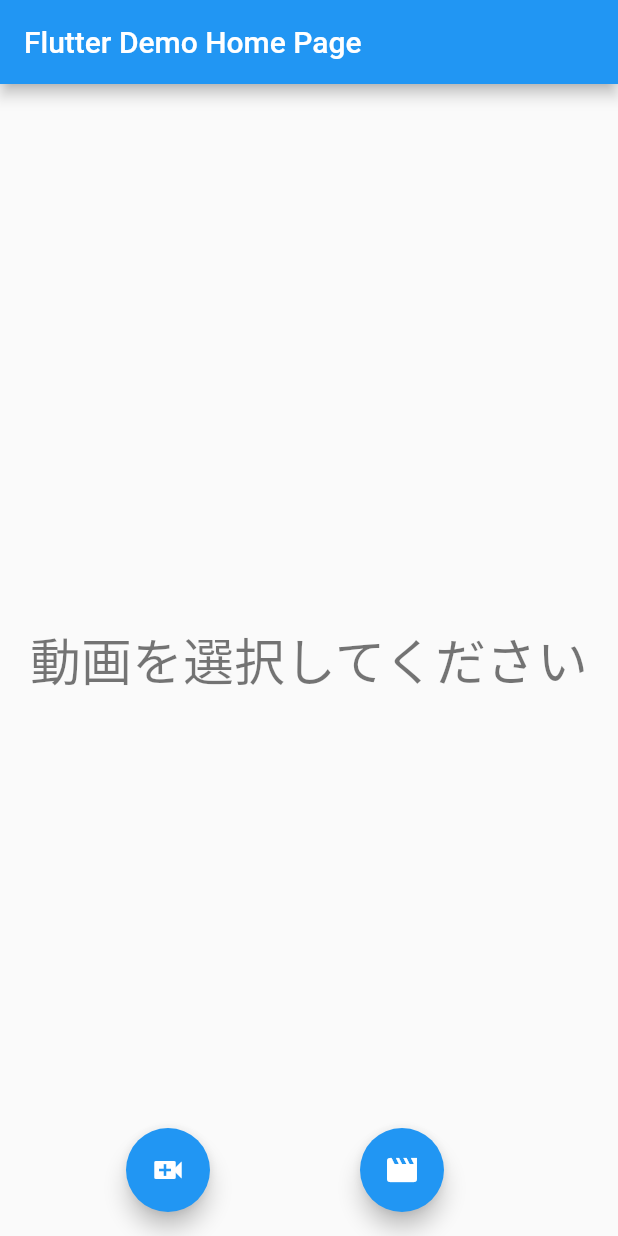
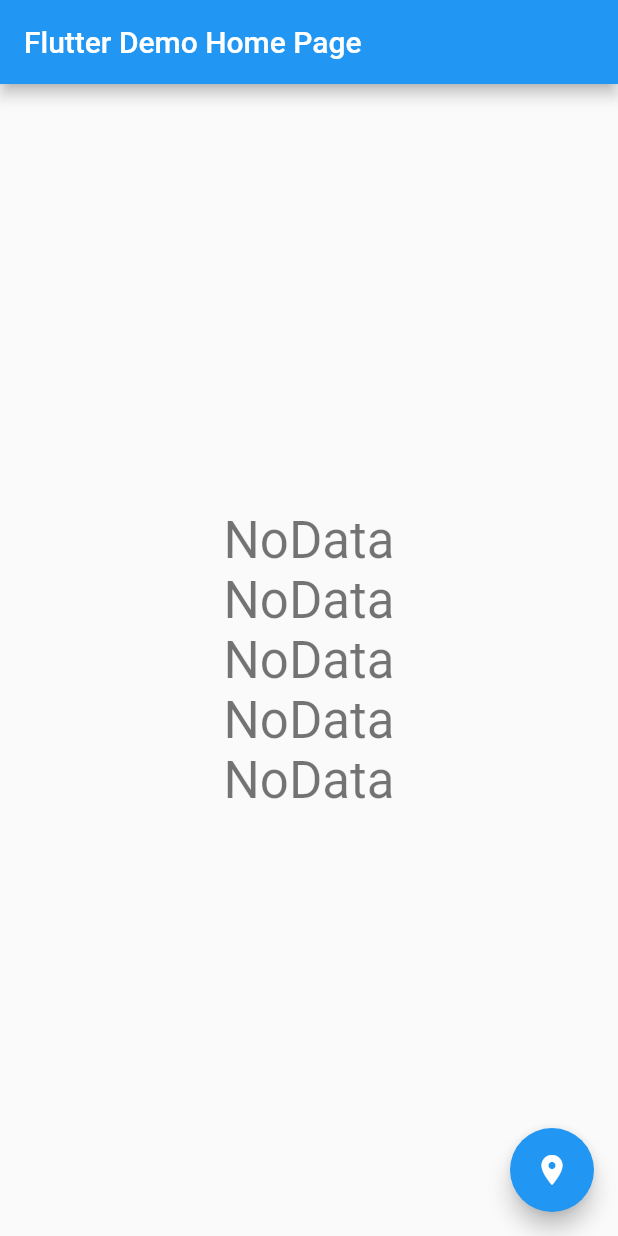
Before and after one commit to kadu-v/flutter-learn, a Flutter app: the screen it shows after launch, on a phone screen of 412 x 824 dp. Run offline on Flutter 3.47's test engine with Material 2 defaults, Android fonts, the phone set to English and light mode, and no system bars; our stand-ins replace font_awesome_flutter, geolocator.

Commit message:
Finish: chapter 23

```diff
--- a/helloworld/lib/main.dart
+++ b/helloworld/lib/main.dart
@@ -5,9 +5,7 @@ import 'package:flutter/material.dart';
 import 'test_page1.dart';
 import 'test_page2.dart';
 import 'test_page3.dart';
-import 'dart:io';
-import 'package:image_picker/image_picker.dart';
-import 'package:video_player/video_player.dart';
+import 'package:geolocator/geolocator.dart';
 
 void main() {
   runApp(const MyApp());
@@ -62,60 +60,60 @@ class MyHomePage extends StatefulWidget {
 }
 
 class _MyHomePageState extends State<MyHomePage> {
-  VideoPlayerController? _controller;
-  final imagePicker = ImagePicker();
+  String _latitude = "NoData";
+  String _longitude = "NoData";
+  String _altitude = "NoData";
+  String _distanceInMeters = "NoData";
+  String _bearing = "NoData";
 
-  // カメラから動画を取得するメソッド
-  Future getVideoFromCamera() async {
-    XFile? pickedFile = await imagePicker.pickVideo(source: ImageSource.camera);
-    if (pickedFile != null) {
-      _controller = VideoPlayerController.file(File(pickedFile.path));
-      _controller!.initialize().then((_) {
-        setState(() {
-          _controller!.play();
-        });
-      });
+  Future<void> getLocation() async {
+    // 権限を取得
+    LocationPermission permission = await Geolocator.requestPermission();
+    // 権限がない場合は戻る
+    if (permission == LocationPermission.denied ||
+        permission == LocationPermission.deniedForever) {
+      return;
     }
-  }
-
-  // ギャラリーから動画を取得するメソッド
-  Future getVideoFromGarally() async {
-    XFile? pickedFile =
-        await imagePicker.pickVideo(source: ImageSource.gallery);
-    if (pickedFile != null) {
-      _controller = VideoPlayerController.file(File(pickedFile.path));
-      _controller!.initialize().then((_) {
-        setState(() {
-          _controller!.play();
-        });
-      });
-    }
+    // 位置情報を取得
+    Position position = await Geolocator.getCurrentPosition(
+        desiredAccuracy: LocationAccuracy.high);
+    setState(() {
+      // 北緯がプラス、南緯がマイナス
+      _latitude = "緯度: ${position.latitude.toStringAsFixed(2)}";
+      // 東経がプラス、西経がマイナス
+      _longitude = "経度: ${position.longitude.toStringAsFixed(2)}";
+      // 高度
+      _altitude = "高度: ${position.altitude.toStringAsFixed(2)}";
+      // 距離を1000で割ってkmで返す(サンパウロとの距離)
+      _distanceInMeters =
+          "距離:${(Geolocator.distanceBetween(position.latitude, position.longitude, -23.61, -46.40) / 1000).toStringAsFixed(2)}";
+      // 方位を返す(サンパウロとの方位)
+      _bearing =
+          "方位: ${(Geolocator.bearingBetween(position.latitude, position.longitude, -23.61, -46.40)).toStringAsFixed(2)}";
+    });
   }
 
   @override
   Widget build(BuildContext context) {
     return Scaffold(
-        appBar: AppBar(
-          title: Text(widget.title),
+      appBar: AppBar(
+        title: Text(widget.title),
+      ),
+      body: Center(
+        child: Column(
+          mainAxisAlignment: MainAxisAlignment.center,
+          children: <Widget>[
+            Text(_latitude, style: Theme.of(context).textTheme.headline4),
+            Text(_longitude, style: Theme.of(context).textTheme.headline4),
+            Text(_altitude, style: Theme.of(context).textTheme.headline4),
+            Text(_distanceInMeters,
+                style: Theme.of(context).textTheme.headline4),
+            Text(_bearing, style: Theme.of(context).textTheme.headline4),
+          ],
         ),
-        body: Center(
-            // 取得した動画を表示(ない場合はメッセージ)
-            child: _controller == null
-                ? Text(
-                    '動画を選択してください',
-                    style: Theme.of(context).textTheme.headline4,
-                  )
-                : VideoPlayer(_controller!)),
-        floatingActionButton:
-            Row(mainAxisAlignment: MainAxisAlignment.spaceEvenly, children: [
-          // カメラから取得するボタン
-          FloatingActionButton(
-              onPressed: getVideoFromCamera,
-              child: const Icon(Icons.video_call)),
-          // ギャラリーから取得するボタン
-          FloatingActionButton(
-              onPressed: getVideoFromGarally,
-              child: const Icon(Icons.movie_creation))
-        ]));
+      ),
+      floatingActionButton: FloatingActionButton(
+          onPressed: getLocation, child: const Icon(Icons.location_on)),
+    );
   }
 }
--- a/helloworld/pubspec.yaml
+++ b/helloworld/pubspec.yaml
@@ -30,8 +30,7 @@ dependencies:
   flutter:
     sdk: flutter
   font_awesome_flutter: ^10.1.0
-  image_picker: ^0.8.5+3
-  video_player: ^2.4.5
+  geolocator: ^9.0.0
 
   # The following adds the Cupertino Icons font to your application.
   # Use with the CupertinoIcons class for iOS style icons.
```
Also changed, not shown: 6 other files.
